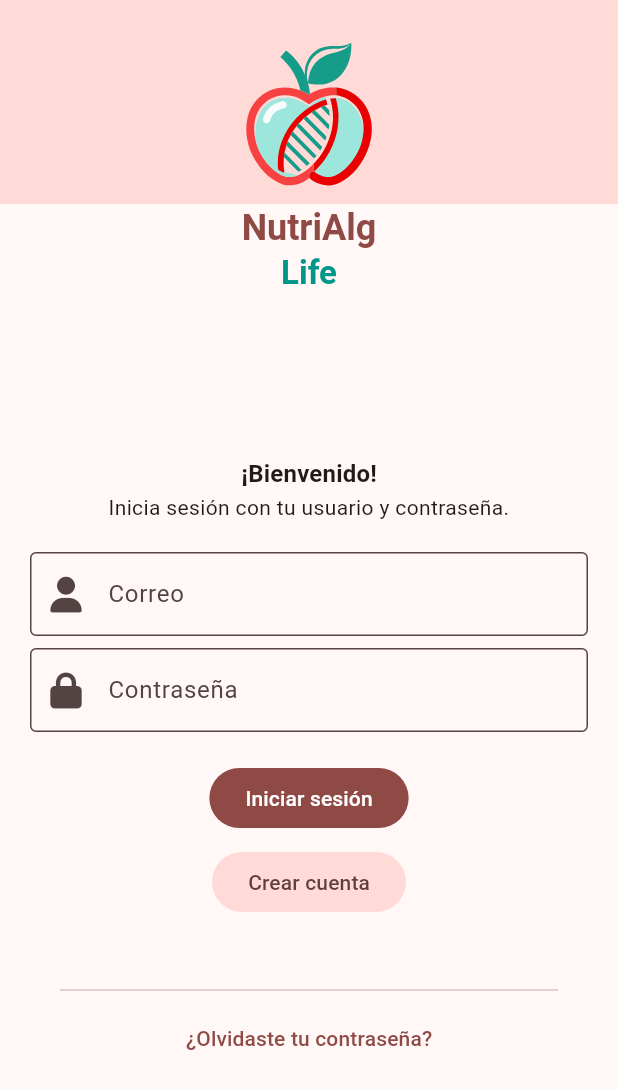
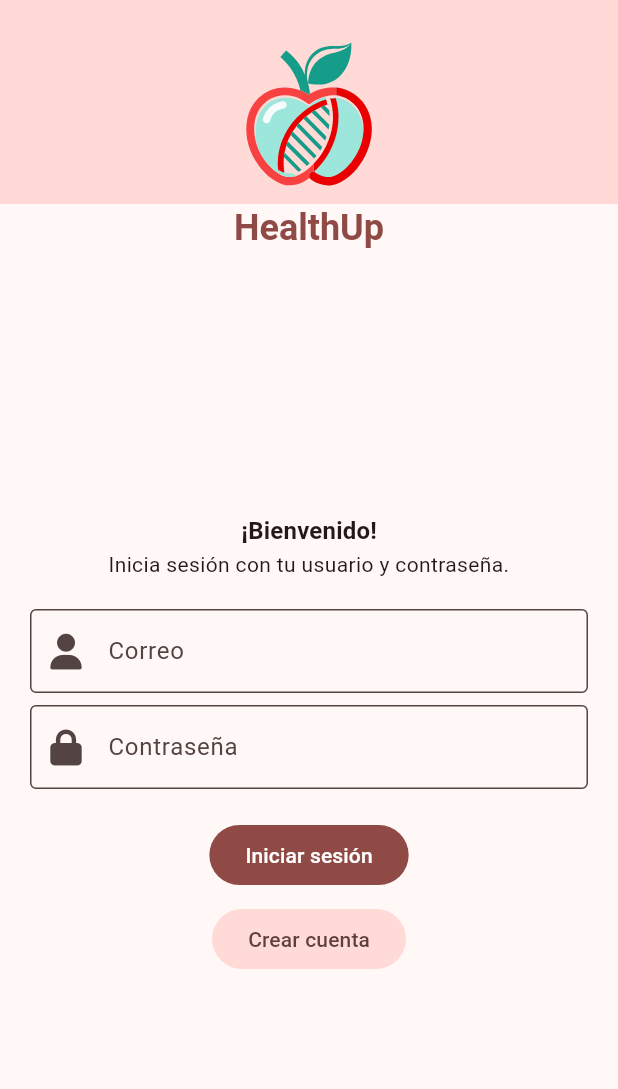
Before and after one commit to FelipeVelandia/HealthUp, a Flutter app: the screen it shows after launch, on a phone screen of 412 x 824 dp. Shown: the top 1089 px of the screen. Run offline on Flutter 3.47's test engine with Material 3 defaults, Android fonts, the phone set to English and light mode, and no system bars; our stand-ins replace cloud_firestore, firebase_auth, firebase_core, flutter_svg, font_awesome_flutter, go_router and 1 more; accounts and stored records are empty.

Commit message:
Sincronizar archivos

```diff
--- a/lib/routes.dart
+++ b/lib/routes.dart
@@ -48,11 +48,11 @@ GoRouter getRouter(BuildContext context) {
           ),
           GoRoute(
             path: '/progress',
-            builder: (context, state) => const ProgressPage(),
+            builder: (context, state) => ProgressPage(),
             pageBuilder: (context, state) {
               return CustomTransitionPage(
                 key: state.pageKey,
-                child: const ProgressPage(),
+                child: ProgressPage(),
                 transitionsBuilder:
                     (context, animation, secondaryAnimation, child) {
                   return FadeTransition(
--- a/lib/screens/login/login_page.dart
+++ b/lib/screens/login/login_page.dart
@@ -33,17 +33,10 @@ class LoginPage extends StatelessWidget {
           child: Column(
             children: [
               Text(
-                "NutriAlg",
+                "HealthUp",
                 style: Theme.of(context).textTheme.headlineSmall!.copyWith(
                     color: Theme.of(context).primaryColor,
                     fontWeight: FontWeight.bold),
-              ),
-              Text(
-                "Life",
-                style: Theme.of(context)
-                    .textTheme
-                    .titleLarge!
-                    .copyWith(color: Colors.teal, fontWeight: FontWeight.bold),
               ),
               const Spacer(),
               Text(
@@ -93,12 +86,6 @@ class LoginPage extends StatelessWidget {
                 },
                 child: const Text("Crear cuenta"),
               ),
-              const SizedBox(height: 40),
-              const Divider(indent: 20, endIndent: 20),
-              TextButton(
-                onPressed: () {},
-                child: const Text("¿Olvidaste tu contraseña?"),
-              ),
               const Spacer()
             ],
           ),
--- a/lib/services/database_service.dart
+++ b/lib/services/database_service.dart
@@ -133,4 +133,10 @@ class DatabaseService extends ChangeNotifier {
 
     return Plan.fromMap(snap.data());
   }
+
+  Future getPaciente (String id) async{
+    var snap = await _firestore.collection('pacientes').doc(id).get();
+
+    return Paciente.fromMap(snap.data());
+  }
 }
--- a/lib/widgets/dynamic_input.dart
+++ b/lib/widgets/dynamic_input.dart
@@ -5,6 +5,7 @@ import 'package:nutrialg_life/widgets/select_input.dart';
 enum InputType {
   text,
   multiline,
+  multilineinit,
   numeric,
   phone,
   email,
@@ -115,6 +116,13 @@ class DynamicInputField extends StatelessWidget {
           minLines: 2,
           maxLines: 2,
         );
+      case InputType.multilineinit:
+        return TextFormField(
+          decoration: decoration,
+          controller: controller,
+          minLines: 2,
+          maxLines: 2,
+        );
     }
   }
 }
```
Also changed, not shown: lib/models/paciente.dart (+11 -0 lines), lib/screens/diet/diet_page.dart (+6 -1 lines), lib/screens/home/home_page.dart (+8 -12 lines), lib/screens/initial/initial_survey_page.dart (+4 -3 lines), lib/screens/progress/progress_page.dart (+27 -67 lines), lib/screens/progress/widgets/exam_card.dart (deleted, +0 -33 lines).
